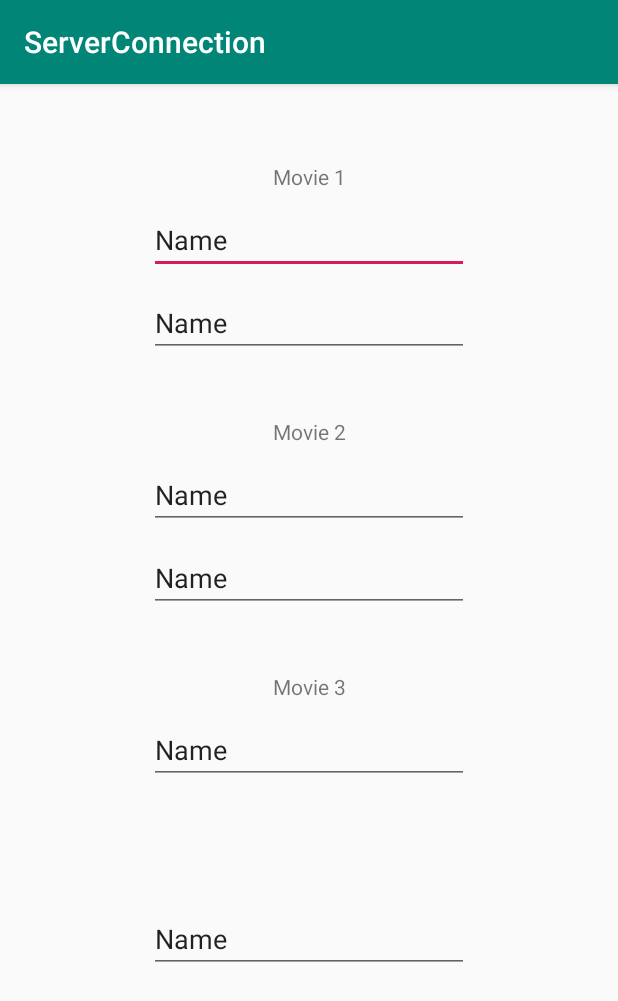
After one commit to BhaskarTrivedi/QuerySearch_Recommentation_Classification, an Android app: the ClassificationActivity screen opened directly, with no data from a screen before it, on a phone screen of 412 x 824 dp. The commit adds this screen. Shown: the top 1001 px of the screen. Run offline under Robolectric (Android 15) with nearby library versions, the phone set to English and light mode, and no system bars.

Commit message:
Added classification feature

```diff
--- a/ServerConnection/app/src/main/AndroidManifest.xml
+++ b/ServerConnection/app/src/main/AndroidManifest.xml
@@ -12,6 +12,7 @@
         android:roundIcon="@mipmap/ic_launcher_round"
         android:supportsRtl="true"
         android:theme="@style/AppTheme">
+        <activity android:name=".ClassificationActivity"></activity>
         <activity android:name=".SearchResult" />
         <activity android:name=".SearchActivity" />
         <activity android:name=".Home" />
--- /dev/null
+++ b/ServerConnection/app/src/main/java/com/example/serverconnection/ClassificationActivity.java
@@ -0,0 +1,76 @@
+package com.example.serverconnection;
+
+import android.support.v7.app.AppCompatActivity;
+import android.os.Bundle;
+import android.util.Log;
+import android.widget.TextView;
+
+import org.json.JSONArray;
+import org.json.JSONException;
+import org.json.JSONObject;
+
+public class ClassificationActivity extends AppCompatActivity {
+
+    private ConnectServer cntsvr;
+    private int DisplayCpacity;
+
+    private TextView[] textViewMovie;
+    private TextView[] textViewMovieClsf;
+
+    @Override
+    protected void onCreate(Bundle savedInstanceState) {
+
+        super.onCreate(savedInstanceState);
+        setContentView(R.layout.activity_classification);
+
+        cntsvr = new ConnectServer();
+        DisplayCpacity = 3;
+        textViewMovie = new TextView[DisplayCpacity];
+        textViewMovieClsf = new TextView[DisplayCpacity];
+        // Get the Intent that started this activity and extract the string
+        textViewMovie[0] = findViewById(R.id.editTextMovie1);
+        textViewMovie[1] = findViewById(R.id.editTextmovie2);
+        textViewMovie[2] = findViewById(R.id.editTextmovie3);
+        textViewMovieClsf[0] = findViewById(R.id.editTextclassification1);
+        textViewMovieClsf[1] = findViewById(R.id.editTextclassification2);
+        textViewMovieClsf[2] = findViewById(R.id.editTextclassification3);
+
+        sendQuery();
+    }
+
+    public void sendQuery() {
+        cntsvr.SendClassificationData("Classification Action",1,this);
+    }
+
+    public void ReceivedQueryResult(JSONObject ReceivedJSonObj){
+        DisplayQueryResult(ReceivedJSonObj);
+    }
+
+    public void DisplayQueryResult(JSONObject ReceivedJSonObj){
+        try {
+            JSONArray arrJsonMovie = ReceivedJSonObj.getJSONArray("Movie");
+            String Moviearr[] = new String[arrJsonMovie.length()];
+
+            JSONArray arrJsonMovDes = ReceivedJSonObj.getJSONArray("Class");
+            String MovieClsarr[] = new String[arrJsonMovDes.length()];
+            int totalResult = arrJsonMovie.length();
+            int loopcount = totalResult;
+            if (totalResult > DisplayCpacity){
+                loopcount = DisplayCpacity;
+            }
+
+            //textViewMovie1.setText(message);
+            for(int i = 0; i < loopcount; i++) {
+                Moviearr[i] = arrJsonMovie.getString(i);
+                MovieClsarr[i] = arrJsonMovDes.getString(i);
+                Log.d("Movie", Moviearr[i]);
+                Log.d("Classification", MovieClsarr[i]);
+                textViewMovie[i].setText(Moviearr[i]);
+                textViewMovieClsf[i].setText(MovieClsarr[i]);
+                //HighlightQueryTerm(textViewMoviedes[i]);
+            }
+        } catch (JSONException e) {
+            Log.d("No Movie", "check code " );
+        }
+    }
+}
--- a/ServerConnection/app/src/main/java/com/example/serverconnection/ConnectServer.java
+++ b/ServerConnection/app/src/main/java/com/example/serverconnection/ConnectServer.java
@@ -24,13 +24,17 @@ public class ConnectServer {
 
     //reason for 10.0.2.2 is https://developer.android.com/studio/run/emulator-networking
     SearchResult SearchResultObj;
+    ClassificationActivity ClassificationActObj;
     int Action = 0;
     //String SearchURL = "http://10.0.2.2:5000/search/";
-    String SearchURL = "http://bhaskartrivedi.pythonanywhere.com/search/";
+    //String classificationURL = "http://10.0.2.2:5000/classification/";
+    String classificationURL = "http://bhaskartrivedi.pythonanywhere.com/classification/";
+    String DomailURL = "http://bhaskartrivedi.pythonanywhere.com/search/";
     String Searchurl = "http://bhaskartrivedi.pythonanywhere.com/search/";
-    JSONObject searchResponse;
+    JSONObject rcvResponse;
     //String SearchURL = "http://stackoverflow.com";
     String SearchData;
+    String classificationData;
     InputStream searchin;
     String fullresponse;
     private class HTTPAsyncTask extends AsyncTask<String, Void, String> {
@@ -60,11 +64,23 @@ public class ConnectServer {
         this.Action = Act;
         Log.d("SearchQuery ", data);
         if (Action == 0) {
-            SearchURL = Searchurl;
+            DomailURL = Searchurl;
             this.SearchResultObj = SearchResultObj;
         }
-        new HTTPAsyncTask().execute(SearchURL);
+        new HTTPAsyncTask().execute(DomailURL);
     }
+
+    public void SendClassificationData(String data,int Act,ClassificationActivity ClassResultObj){
+        classificationData = data;
+        this.Action = Act;
+        Log.d("CLassification ", data);
+        if (Action == 1) {
+            DomailURL = classificationURL;
+            this.ClassificationActObj = ClassResultObj;
+        }
+        new HTTPAsyncTask().execute(DomailURL);
+    }
+
 
     private String getResponseFromServer(String targetUrl){
         try {
@@ -79,6 +95,10 @@ public class ConnectServer {
             if(Action ==0){
                 //Creating content to sent to server
                 jsonObject = CreateSearchJson();
+            }
+            if(Action ==1){
+                //Creating content to sent to server
+                jsonObject = CreateClassificationJson();
             }
             else {
                 jsonObject = CreateSearchJson();
@@ -110,6 +130,18 @@ public class ConnectServer {
         return null;
     }
 
+    private JSONObject CreateClassificationJson() {
+
+        JSONObject jsonsearchObject = new JSONObject();
+        try{
+            jsonsearchObject.put("classificatipnString",classificationData);
+            return jsonsearchObject;
+        }catch (JSONException e){
+            Log.d("JCF","Can't format JSON OBject class: Connect servet Method : CreateSearchJson");
+        }
+        return null;
+    }
+
     private void CreateDatatoSend(HttpURLConnection urlConnection,JSONObject JObject){
         try {
             urlConnection.setDoOutput(true);
@@ -124,7 +156,7 @@ public class ConnectServer {
             os.close();
         } catch (IOException e) {
             Log.d("JCF","set Post failed CreateDatatoSend");
-        }
+}
 
     }
 
@@ -149,9 +181,12 @@ public class ConnectServer {
     private void ReadReceivedJson(){
         Log.d("Full Received", fullresponse );
         try {
-            searchResponse = new JSONObject(fullresponse);
+            rcvResponse = new JSONObject(fullresponse);
             if (Action == 0){
-                SearchResultObj.ReceivedQueryResult(searchResponse);
+                SearchResultObj.ReceivedQueryResult(rcvResponse);
+            }
+            if (Action == 1){
+                ClassificationActObj.ReceivedQueryResult(rcvResponse);
             }
         } catch (JSONException e) {
             Log.d("Received Joson Exp", e.toString());
--- /dev/null
+++ b/ServerConnection/app/src/main/res/layout/activity_classification.xml
@@ -0,0 +1,130 @@
+<?xml version="1.0" encoding="utf-8"?>
+<android.support.constraint.ConstraintLayout xmlns:android="http://schemas.android.com/apk/res/android"
+    xmlns:app="http://schemas.android.com/apk/res-auto"
+    xmlns:tools="http://schemas.android.com/tools"
+    android:layout_width="match_parent"
+    android:layout_height="match_parent"
+    tools:context=".ClassificationActivity">
+
+    <TextView
+        android:id="@+id/textView3"
+        android:layout_width="wrap_content"
+        android:layout_height="wrap_content"
+        android:layout_marginTop="52dp"
+        android:layout_marginBottom="10dp"
+        android:text="Movie 1"
+        app:layout_constraintBottom_toTopOf="@+id/editTextMovie1"
+        app:layout_constraintEnd_toEndOf="parent"
+        app:layout_constraintStart_toStartOf="parent"
+        app:layout_constraintTop_toTopOf="parent" />
+
+    <EditText
+        android:id="@+id/editTextMovie1"
+        android:layout_width="wrap_content"
+        android:layout_height="wrap_content"
+        android:layout_marginTop="10dp"
+        android:ems="10"
+        android:inputType="textPersonName"
+        android:text="Name"
+        app:layout_constraintEnd_toEndOf="parent"
+        app:layout_constraintStart_toStartOf="parent"
+        app:layout_constraintTop_toBottomOf="@+id/textView3" />
+
+    <EditText
+        android:id="@+id/editTextclassification1"
+        android:layout_width="wrap_content"
+        android:layout_height="wrap_content"
+        android:layout_marginTop="10dp"
+        android:layout_marginBottom="20dp"
+        android:ems="10"
+        android:inputType="textPersonName"
+        android:text="Name"
+        app:layout_constraintBottom_toTopOf="@+id/textView5"
+        app:layout_constraintEnd_toEndOf="parent"
+        app:layout_constraintStart_toStartOf="parent"
+        app:layout_constraintTop_toBottomOf="@+id/editTextMovie1" />
+
+    <TextView
+        android:id="@+id/textView5"
+        android:layout_width="wrap_content"
+        android:layout_height="wrap_content"
+        android:layout_marginTop="20dp"
+        android:layout_marginBottom="10dp"
+        android:text="Movie 2"
+        app:layout_constraintBottom_toTopOf="@+id/editTextmovie2"
+        app:layout_constraintEnd_toEndOf="parent"
+        app:layout_constraintStart_toStartOf="parent"
+        app:layout_constraintTop_toBottomOf="@+id/editTextclassification1" />
+
+    <EditText
+        android:id="@+id/editTextmovie2"
+        android:layout_width="wrap_content"
+        android:layout_height="wrap_content"
+        android:layout_marginStart="99dp"
+        android:layout_marginTop="10dp"
+        android:layout_marginEnd="99dp"
+        android:ems="10"
+        android:inputType="textPersonName"
+        android:text="Name"
+        app:layout_constraintEnd_toEndOf="parent"
+        app:layout_constraintStart_toStartOf="parent"
+        app:layout_constraintTop_toBottomOf="@+id/textView5" />
+
+    <EditText
+        android:id="@+id/editTextclassification2"
+        android:layout_width="wrap_content"
+        android:layout_height="wrap_content"
+        android:layout_marginStart="99dp"
+        android:layout_marginTop="10dp"
+        android:layout_marginEnd="99dp"
+        android:layout_marginBottom="20dp"
+        android:ems="10"
+        android:inputType="textPersonName"
+        android:text="Name"
+        app:layout_constraintBottom_toTopOf="@+id/textView8"
+        app:layout_constraintEnd_toEndOf="parent"
+        app:layout_constraintStart_toStartOf="parent"
+        app:layout_constraintTop_toBottomOf="@+id/editTextmovie2" />
+
+    <TextView
+        android:id="@+id/textView8"
+        android:layout_width="wrap_content"
+        android:layout_height="wrap_content"
+        android:layout_marginTop="20dp"
+        android:layout_marginBottom="10dp"
+        android:text="Movie 3"
+        app:layout_constraintBottom_toTopOf="@+id/editTextmovie3"
+        app:layout_constraintEnd_toEndOf="parent"
+        app:layout_constraintStart_toStartOf="parent"
+        app:layout_constraintTop_toBottomOf="@+id/editTextclassification2" />
+
+    <EditText
+        android:id="@+id/editTextmovie3"
+        android:layout_width="wrap_content"
+        android:layout_height="wrap_content"
+        android:layout_marginStart="99dp"
+        android:layout_marginTop="10dp"
+        android:layout_marginEnd="99dp"
+        android:ems="10"
+        android:inputType="textPersonName"
+        android:text="Name"
+        app:layout_constraintEnd_toEndOf="parent"
+        app:layout_constraintStart_toStartOf="parent"
+        app:layout_constraintTop_toBottomOf="@+id/textView8" />
+
+    <EditText
+        android:id="@+id/editTextclassification3"
+        android:layout_width="wrap_content"
+        android:layout_height="wrap_content"
+        android:layout_marginStart="99dp"
+        android:layout_marginTop="30dp"
+        android:layout_marginEnd="99dp"
+        android:layout_marginBottom="125dp"
+        android:ems="10"
+        android:inputType="textPersonName"
+        android:text="Name"
+        app:layout_constraintBottom_toBottomOf="parent"
+        app:layout_constraintEnd_toEndOf="parent"
+        app:layout_constraintStart_toStartOf="parent"
+        app:layout_constraintTop_toBottomOf="@+id/editTextmovie3" />
+</android.support.constraint.ConstraintLayout>
--- a/ServerConnection/app/src/main/res/values/strings.xml
+++ b/ServerConnection/app/src/main/res/values/strings.xml
@@ -95,4 +95,5 @@
         "when a user tries to pick up one of cards.\n\n"
     </string>
     <string name="action_settings">Settings</string>
+    <string name="title_activity_classification">ClassificationActivity</string>
 </resources>
```
Also changed, not shown: ServerConnection/app/src/main/java/com/example/serverconnection/Home.java (+10 -0 lines), ServerConnection/app/src/main/res/layout/activity_home.xml (+17 -2 lines), ServerConnection/app/src/main/res/menu/menu_classification.xml (added, +10 -0 lines), 11 other files.
